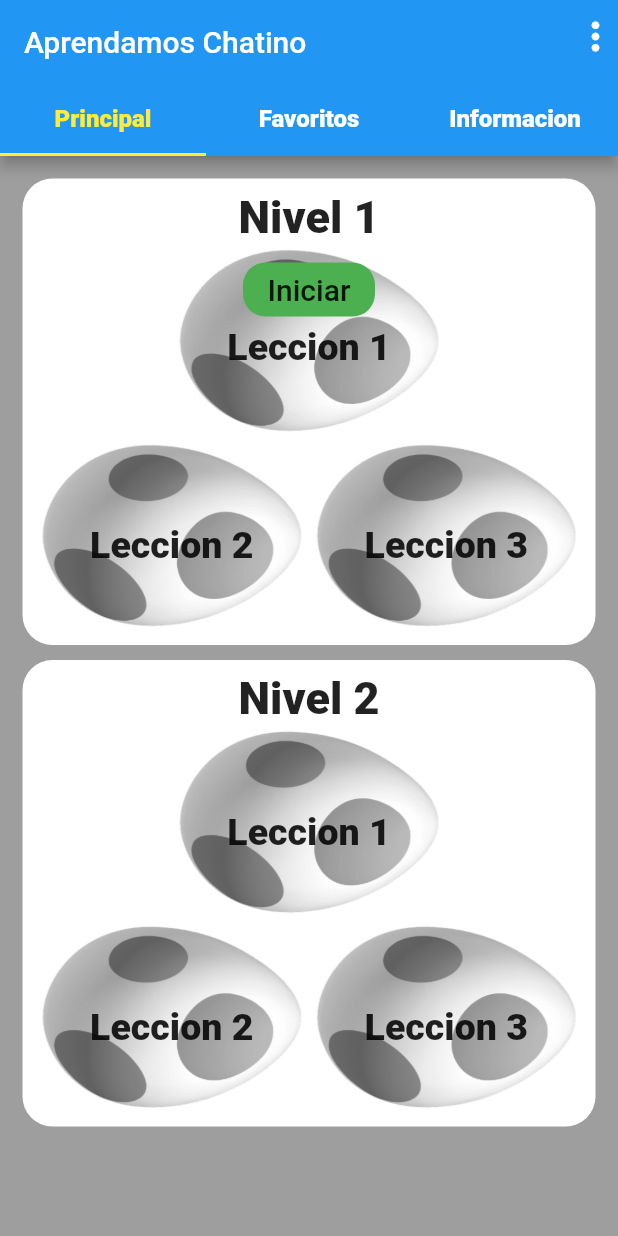
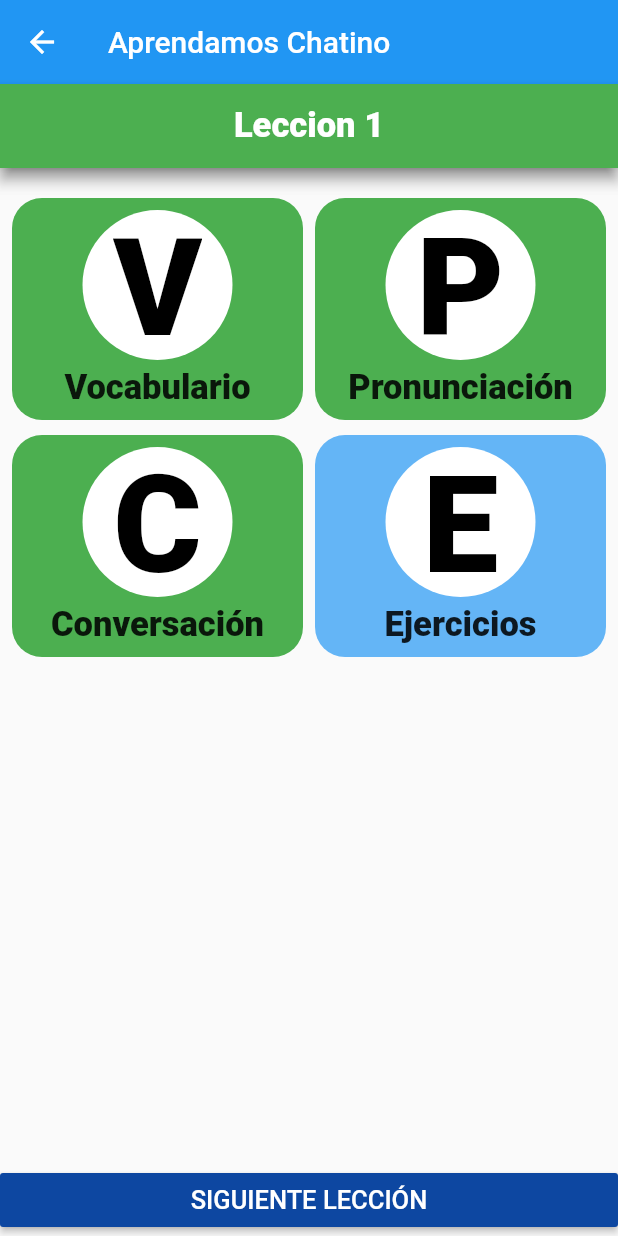
Before and after one commit to EleomarPL/LearnChatino, a Flutter app: the MainWindow screen opened directly, after a tap on "Iniciar", on a phone screen of 412 x 824 dp. Run offline on Flutter 3.47's test engine with Material 2 defaults, Android fonts, the phone set to English and light mode, and no system bars; our stand-ins replace carousel_slider.

Commit message:
Main Tab - Level component - Main Window Lesson

```diff
--- a/lib/homeWindow/ComponentsHome.dart
+++ b/lib/homeWindow/ComponentsHome.dart
@@ -1,6 +1,6 @@
 import 'package:flutter/material.dart';
 import 'package:learn_chatino/registerUser/mainWindow.dart' as registerUser;
-import 'package:learn_chatino/windowsLesson/mainWindowLesson.dart'
+import 'package:learn_chatino/windowsLesson/MainWindowLesson.dart'
     as windowLesson;
 
 class ComponentsHome extends StatelessWidget {
--- a/lib/windowsLesson/informationTab/mainInformation.dart
+++ b/lib/windowsLesson/informationTab/mainInformation.dart
@@ -1,5 +1,5 @@
 import 'package:flutter/material.dart';
-import 'package:learn_chatino/windowsLesson/informationTab/carouselInformation.dart';
+import 'package:learn_chatino/windowsLesson/informationTab/CarouselInformation.dart';
 
 class MainInformation extends StatefulWidget {
   MainInformation({Key key}) : super(key: key);
--- a/lib/windowsLesson/mainTab/componentLevel.dart
+++ b/lib/windowsLesson/mainTab/componentLevel.dart
@@ -1,4 +1,5 @@
 import 'package:flutter/material.dart';
+import 'package:learn_chatino/windowsLesson/mainTab/lesson/MainLesson.dart';
 
 class ComponentLevel extends StatefulWidget {
   final int numLevel;
@@ -18,6 +19,27 @@ class ComponentLevel extends StatefulWidget {
 }
 
 class _ComponentLevelState extends State<ComponentLevel> {
+  Route _handleNavigationPressed(int numLesson) {
+    return PageRouteBuilder(
+      transitionDuration: const Duration(
+        milliseconds: 500,
+      ),
+      pageBuilder: (context, animation, secondaryAnimation) => MainLesson(
+        numLevel: widget.numLevel,
+        numLesson: numLesson,
+      ),
+      transitionsBuilder: (context, animation, secondaryAnimation, child) {
+        var tween = Tween<Offset>(begin: Offset(0.0, 1.0), end: Offset.zero)
+            .chain(CurveTween(curve: Curves.ease));
+
+        return SlideTransition(
+          position: animation.drive(tween),
+          child: child,
+        );
+      },
+    );
+  }
+
   Widget _lessonComponent(int numLesson, String pathImage, bool isAccessible) =>
       Stack(
         alignment: Alignment.topCenter,
@@ -41,7 +63,10 @@ class _ComponentLevelState extends State<ComponentLevel> {
                 (isAccessible)
                     ? RaisedButton(
                         color: Colors.green,
-                        onPressed: () {},
+                        onPressed: () {
+                          Navigator.of(context)
+                              .push(_handleNavigationPressed(numLesson));
+                        },
                         elevation: 0,
                         shape: RoundedRectangleBorder(
                           borderRadius: BorderRadius.circular(
--- /dev/null
+++ b/lib/windowsLesson/mainTab/lesson/MainLesson.dart
@@ -0,0 +1,116 @@
+import 'package:flutter/material.dart';
+
+class MainLesson extends StatelessWidget {
+  final int numLevel;
+  final int numLesson;
+  const MainLesson({Key key, this.numLevel, this.numLesson}) : super(key: key);
+  Widget _textLesson(String text, double sizeText, FontWeight weightText) =>
+      Text(
+        text,
+        style: TextStyle(
+          fontSize: sizeText,
+          fontWeight: weightText,
+        ),
+      );
+  Widget _optionLesson(String textDescription, Color colorBackground,
+          BuildContext context) =>
+      Container(
+        width: MediaQuery.of(context).size.width / 2 - 12,
+        decoration: BoxDecoration(
+          borderRadius: BorderRadius.circular(20),
+          color: colorBackground,
+        ),
+        child: Padding(
+          padding: const EdgeInsets.all(8.0),
+          child: Column(
+            children: [
+              CircleAvatar(
+                radius: 50.0,
+                backgroundColor: Colors.white,
+                foregroundColor: Colors.black,
+                child: _textLesson(textDescription[0], 90, FontWeight.w800),
+              ),
+              SizedBox(
+                height: 5.0,
+              ),
+              _textLesson(textDescription, 23, FontWeight.w900),
+            ],
+          ),
+        ),
+      );
+  @override
+  Widget build(BuildContext context) {
+    return Scaffold(
+      appBar: AppBar(
+        title: Text('Aprendamos Chatino'),
+        bottom: AppBar(
+          automaticallyImplyLeading: false,
+          backgroundColor: Colors.green,
+          title: Text(
+            'Leccion $numLesson',
+            style: TextStyle(
+              fontSize: 23.0,
+              fontWeight: FontWeight.w900,
+            ),
+          ),
+          centerTitle: true,
+        ),
+      ),
+      bottomNavigationBar: RaisedButton(
+        color: Colors.blue[900],
+        child: Text(
+          'SIGUIENTE LECCIÓN',
+          style: TextStyle(
+            fontSize: 17,
+            color: Colors.white,
+          ),
+        ),
+        onPressed: () => {},
+      ),
+      body: Column(
+        children: [
+          SizedBox(
+            height: 20,
+          ),
+          Row(
+            mainAxisAlignment: MainAxisAlignment.spaceEvenly,
+            children: [
+              GestureDetector(
+                child: _optionLesson('Vocabulario', Colors.green, context),
+                onTap: () {
+                  print('vocabulario');
+                },
+              ),
+              GestureDetector(
+                child: _optionLesson('Pronunciación', Colors.green, context),
+                onTap: () {
+                  print('pronunciación');
+                },
+              )
+            ],
+          ),
+          SizedBox(
+            height: 10,
+          ),
+          Row(
+            mainAxisAlignment: MainAxisAlignment.spaceEvenly,
+            children: [
+              GestureDetector(
+                child: _optionLesson('Conversación', Colors.green, context),
+                onTap: () {
+                  print('conversación');
+                },
+              ),
+              GestureDetector(
+                child: _optionLesson('Ejercicios', Colors.blue[300], context),
+                onTap: () {
+                  print('ejercicios');
+                },
+              ),
+            ],
+          ),
+        ],
+      ),
+    );
+  }
+}
--- a/lib/windowsLesson/mainTab/mainMain.dart
+++ b/lib/windowsLesson/mainTab/mainMain.dart
@@ -1,5 +1,5 @@
 import 'package:flutter/material.dart';
-import 'package:learn_chatino/windowsLesson/mainTab/componentLevel.dart';
+import 'package:learn_chatino/windowsLesson/mainTab/ComponentLevel.dart';
 
 class MainMain extends StatefulWidget {
   //MainMain({Key key}) : super(key: key);
--- a/lib/windowsLesson/mainWindowLesson.dart
+++ b/lib/windowsLesson/mainWindowLesson.dart
@@ -1,7 +1,7 @@
 import 'package:flutter/material.dart';
-import 'package:learn_chatino/windowsLesson/favoritesTab/mainFavorites.dart';
-import 'package:learn_chatino/windowsLesson/informationTab/mainInformation.dart';
-import 'package:learn_chatino/windowsLesson/mainTab/mainMain.dart';
+import 'package:learn_chatino/windowsLesson/favoritesTab/MainFavorites.dart';
+import 'package:learn_chatino/windowsLesson/informationTab/MainInformation.dart';
+import 'package:learn_chatino/windowsLesson/mainTab/MainMain.dart';
 
 class MainWindow extends StatefulWidget {
   MainWindow({Key key}) : super(key: key);
```
Also changed, not shown: 1 other file.
